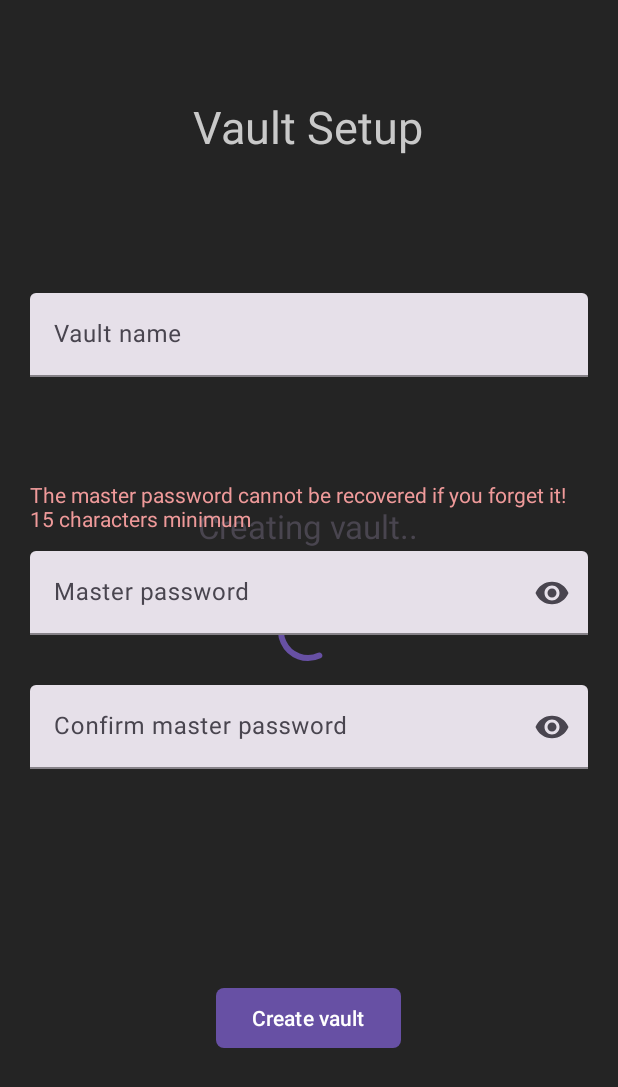
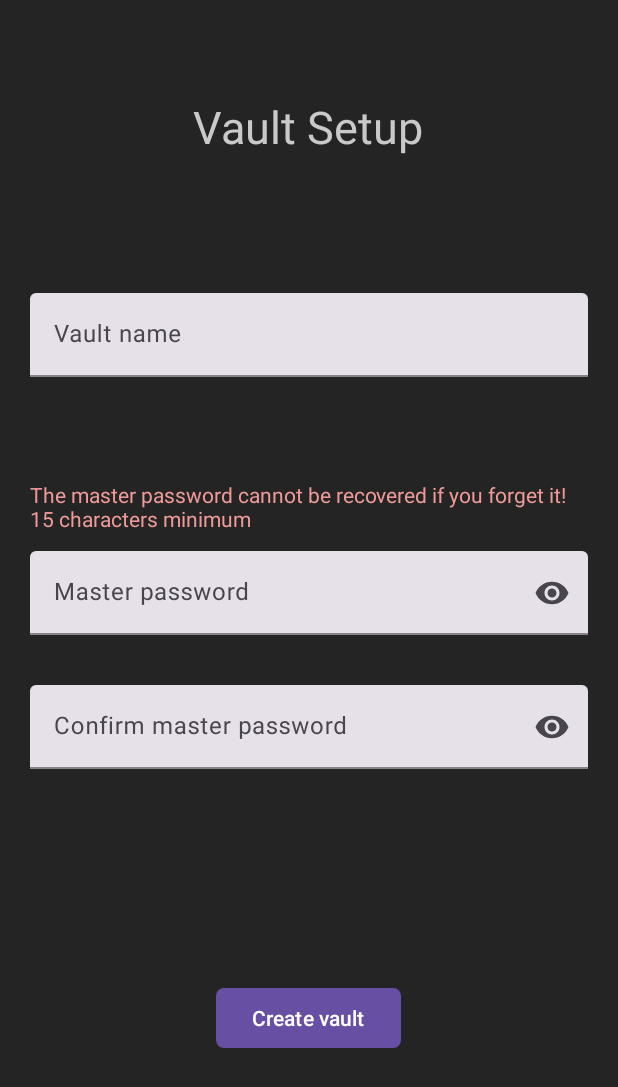
Before and after one commit to hypertensiune/Passknight, an Android app: the VaultCreate screen opened through its navigation route, on a phone screen of 412 x 824 dp. Shown: the top 1087 px of the screen. Run offline under Robolectric (Android 15) with nearby library versions, the phone set to English and light mode, and no system bars; our stand-ins replace Firebase (no records; nobody signed in at launch, a user with empty details on screens opened directly), data binding; 4 statements that could not run were skipped.

Commit message:
Loading screen

```diff
--- a/android/app/src/main/res/layout/fragment_vault_create.xml
+++ b/android/app/src/main/res/layout/fragment_vault_create.xml
@@ -15,43 +15,35 @@
         android:layout_height="match_parent"
         android:background="@color/BackgroundPrimary">
 
-        <androidx.constraintlayout.widget.ConstraintLayout
+        <TableLayout
             android:layout_width="match_parent"
             android:layout_height="match_parent"
-            android:visibility="@{viewModel.creating ? View.VISIBLE : View.GONE}">
+            android:gravity="center"
+            android:visibility="@{viewModel.loadingScreen ? View.VISIBLE : View.GONE}">
 
             <TextView
-                android:id="@+id/textView4"
                 android:layout_width="wrap_content"
                 android:layout_height="wrap_content"
-                android:text="Creating vault.."
-                android:textSize="22sp"
-                app:layout_constraintBottom_toBottomOf="parent"
-                app:layout_constraintEnd_toEndOf="parent"
-                app:layout_constraintHorizontal_bias="0.498"
-                app:layout_constraintStart_toStartOf="parent"
-                app:layout_constraintTop_toTopOf="parent"
-                app:layout_constraintVertical_bias="0.423" />
+                android:gravity="center"
+                android:text="@{viewModel.loadingMessage}"
+                tools:text="Loading message.."
+                android:layout_marginBottom="20dp"
+                android:textSize="22sp" />
 
             <com.google.android.material.progressindicator.CircularProgressIndicator
                 android:id="@+id/circularProgressIndicator"
                 android:layout_width="wrap_content"
                 android:layout_height="wrap_content"
-                android:layout_marginBottom="216dp"
-                android:indeterminate="true"
-                app:layout_constraintBottom_toBottomOf="parent"
-                app:layout_constraintEnd_toEndOf="parent"
-                app:layout_constraintHorizontal_bias="0.498"
-                app:layout_constraintStart_toStartOf="parent"
-                app:layout_constraintTop_toBottomOf="@+id/textView4"
-                app:layout_constraintVertical_bias="0.162" />
+                android:layout_gravity="center"
+                android:indeterminate="true" />
 
-        </androidx.constraintlayout.widget.ConstraintLayout>
+        </TableLayout>
 
         <androidx.constraintlayout.widget.ConstraintLayout
             android:layout_width="match_parent"
             android:layout_height="match_parent"
-            android:visibility="@{viewModel.creating ? View.GONE : View.VISIBLE}">
+            tools:visibility="gone"
+            android:visibility="@{viewModel.loadingScreen ? View.GONE : View.VISIBLE}">
 
             <TextView
                 android:id="@+id/textView2"
@@ -87,7 +79,6 @@
                     android:layout_width="match_parent"
                     android:layout_height="wrap_content"
                     android:text="@={viewModel.name}"
-                    android:onTextChanged="@{viewModel.onNameChange}"
                     android:textColor="@color/white"
                     app:endIconTint="@color/white" />
 
@@ -126,7 +117,6 @@
                     android:layout_width="match_parent"
                     android:layout_height="wrap_content"
                     android:inputType="textPassword"
-                    android:onTextChanged="@{viewModel.onPasswordChange}"
                     android:text="@={viewModel.masterPassword}"
                     android:textColor="@color/white"
                     app:endIconTint="@color/white" />
@@ -155,7 +145,6 @@
                     android:layout_width="match_parent"
                     android:layout_height="wrap_content"
                     android:inputType="textPassword"
-                    android:onTextChanged="@{viewModel.onConfirmPasswordChange}"
                     android:text="@={viewModel.confirmMasterPassword}"
                     android:textColor="@color/white"
                     app:endIconTint="@color/white" />
```
Also changed, not shown: android/app/src/main/java/com/example/passknight/viewmodels/VaultUnlockViewModel.kt (+6 -1 lines), android/app/src/main/res/layout/fragment_vault_unlock.xml (+33 -2 lines).
